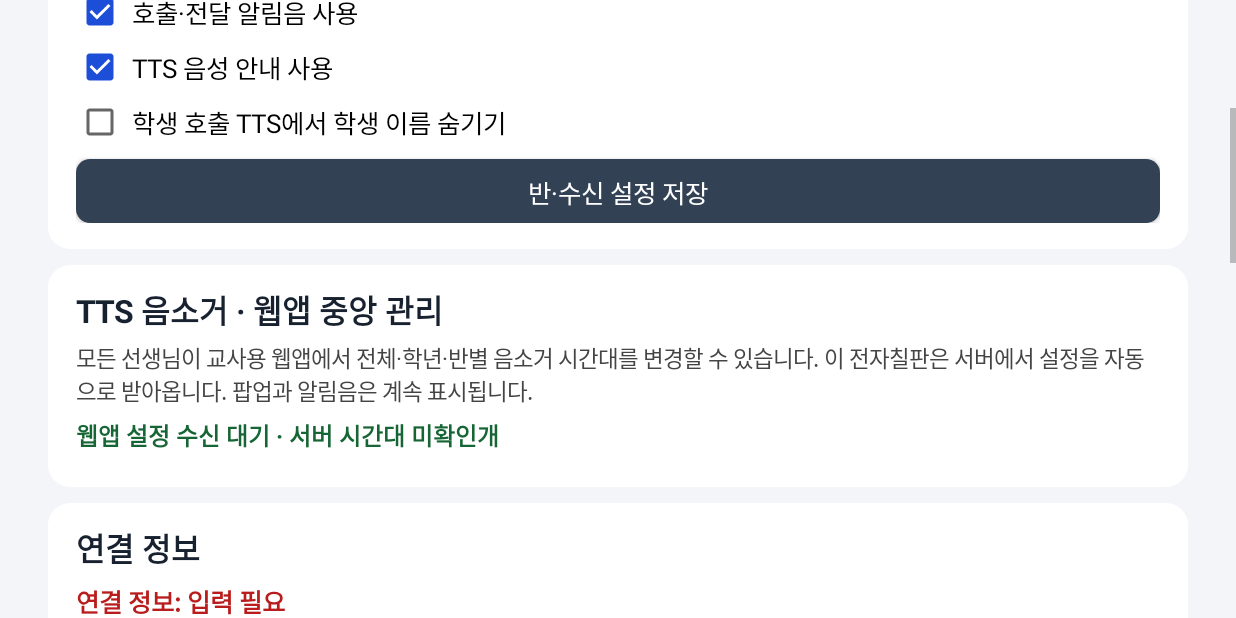
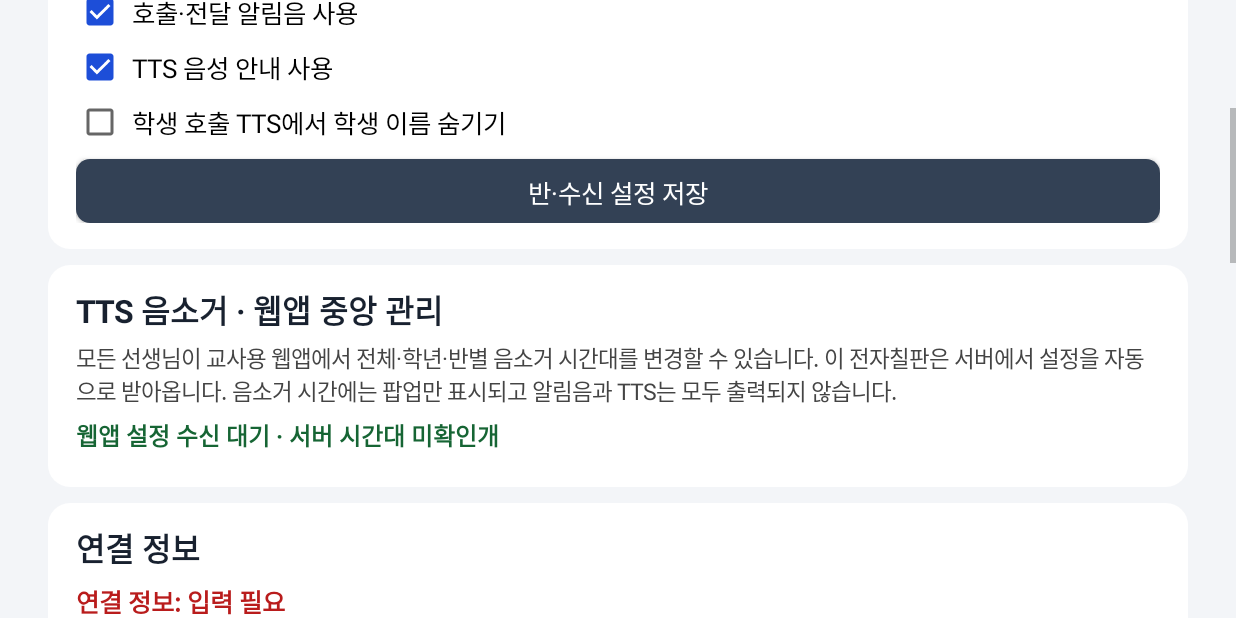
Before and after one commit to delayjeong/student-call-app, an Android app: the screen it shows after launch (MainActivity), scrolled down 288 dp, on a phone screen of 824 x 412 dp (held sideways). Run offline under Robolectric (Android 15) with nearby library versions, the phone set to English and light mode, and no system bars.

Commit message:
Explain full quiet-hours behavior in receiver settings

```diff
--- a/android/app/src/main/java/kr/school/studentcall/MainActivity.java
+++ b/android/app/src/main/java/kr/school/studentcall/MainActivity.java
@@ -57,7 +57,7 @@ public class MainActivity extends Activity {
         Button saveOptions=button("반·수신 설정 저장",Color.rgb(51,65,85));classCard.addView(saveOptions);saveOptions.setOnClickListener(v->{saveOptions();toast("반·수신 설정을 저장했습니다.");});
 
         LinearLayout muteCard=card(root,"TTS 음소거 · 웹앱 중앙 관리");
-        TextView muteHelp=text("모든 선생님이 교사용 웹앱에서 전체·학년·반별 음소거 시간대를 변경할 수 있습니다. 이 전자칠판은 서버에서 설정을 자동으로 받아옵니다. 팝업과 알림음은 계속 표시됩니다.",15,false);
+        TextView muteHelp=text("모든 선생님이 교사용 웹앱에서 전체·학년·반별 음소거 시간대를 변경할 수 있습니다. 이 전자칠판은 서버에서 설정을 자동으로 받아옵니다. 음소거 시간에는 팝업만 표시되고 알림음과 TTS는 모두 출력되지 않습니다.",15,false);
         muteHelp.setTextColor(Color.DKGRAY);muteCard.addView(muteHelp);
         muteState=text("",16,true);muteState.setPadding(0,10,0,8);muteCard.addView(muteState);
 
```
